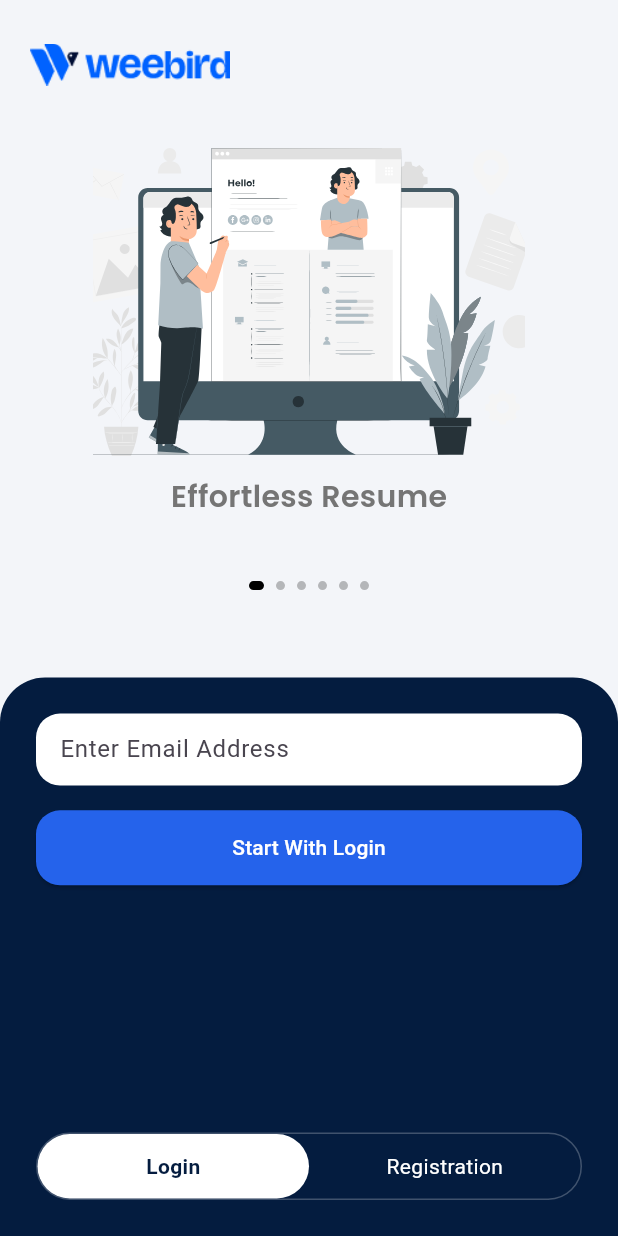
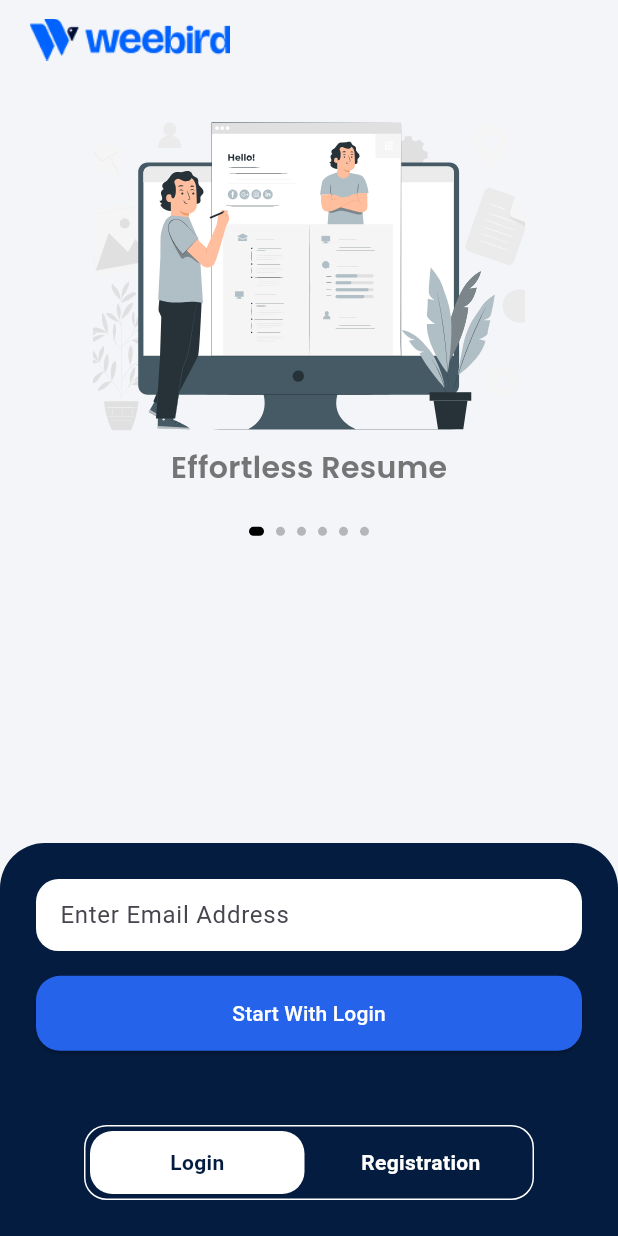
Before and after one commit to hellowizaaard/wizaaard-app, a Flutter app: the screen it shows after launch, on a phone screen of 412 x 824 dp. Run offline on Flutter 3.47's test engine with Material 3 defaults, Android fonts, the phone set to English and light mode, and no system bars; drawn by our look-alikes of upgrader; our stand-ins replace badges, bloc, connectivity_plus, dio, equatable, firebase_analytics and 7 more; accounts and stored records are empty.

Commit message:
fixed login UI

```diff
--- a/lib/features/auth/onboarding_auth_screen.dart
+++ b/lib/features/auth/onboarding_auth_screen.dart
@@ -1,6 +1,7 @@
 import 'package:flutter/material.dart';
 import 'package:google_fonts/google_fonts.dart';
 import 'package:flutter_svg/flutter_svg.dart';
+import 'package:font_awesome_flutter/font_awesome_flutter.dart';
 
 class OnboardingAuthScreen extends StatefulWidget {
   const OnboardingAuthScreen({super.key});
@@ -12,6 +13,8 @@ class OnboardingAuthScreen extends StatefulWidget {
 class _OnboardingAuthScreenState extends State<OnboardingAuthScreen> {
   final PageController _pageController = PageController();
   int currentIndex = 0;
+  bool isLoginSelected = true;
+  bool showSocialLogin = true;   // first screen shows OR + socials
 
   final titles = [
     "Effortless Resume",
@@ -40,10 +43,10 @@ class _OnboardingAuthScreenState extends State<OnboardingAuthScreen> {
       backgroundColor: const Color(0xFFF3F5F9),
       body: SafeArea(
         child: Column(
-          mainAxisAlignment: MainAxisAlignment.spaceBetween,
           children: [
-            SizedBox(height: h * 0.01),
-            // Logo
+            // ─────────── TOP CONTENT ───────────
+            SizedBox(height: h * 0.015),
+
             Padding(
               padding: const EdgeInsets.only(left: 20),
               child: Align(
@@ -55,9 +58,10 @@ class _OnboardingAuthScreenState extends State<OnboardingAuthScreen> {
               ),
             ),
 
-            // Slider
+            SizedBox(height: h * 0.05),
+
             SizedBox(
-              height: MediaQuery.of(context).size.height * 0.35,
+              height: h * 0.32,
               child: PageView.builder(
                 controller: _pageController,
                 itemCount: images.length,
@@ -66,7 +70,7 @@ class _OnboardingAuthScreenState extends State<OnboardingAuthScreen> {
                 },
                 itemBuilder: (context, index) {
                   return Column(
-                    mainAxisAlignment: MainAxisAlignment.center,
+                    mainAxisAlignment: MainAxisAlignment.start,
                     children: [
                       SizedBox(
                         height: h * 0.25,
@@ -75,7 +79,7 @@ class _OnboardingAuthScreenState extends State<OnboardingAuthScreen> {
                           fit: BoxFit.fitHeight,
                         ),
                       ),
-                      SizedBox(height: h * 0.015),
+                      SizedBox(height: h * 0.012),
                       Text(
                         titles[index],
                         style: GoogleFonts.poppins(
@@ -90,7 +94,8 @@ class _OnboardingAuthScreenState extends State<OnboardingAuthScreen> {
               ),
             ),
 
-            // Dots Indicator
+            const SizedBox(height: 6),
+
             Row(
               mainAxisAlignment: MainAxisAlignment.center,
               children: List.generate(
@@ -109,11 +114,10 @@ class _OnboardingAuthScreenState extends State<OnboardingAuthScreen> {
               ),
             ),
 
+            // ───── FLEXIBLE WHITE SPACE ─────
+            Expanded(child: Container()),
 
-            // White breathing space
-            SizedBox(height: MediaQuery.of(context).size.height * 0.02),
-
-            // Bottom Card
+            // ─────────── BOTTOM CARD ───────────
             Container(
               padding: const EdgeInsets.all(24),
               decoration: const BoxDecoration(
@@ -123,9 +127,25 @@ class _OnboardingAuthScreenState extends State<OnboardingAuthScreen> {
               child: Column(
                 children: [
                   _inputField(),
+                  // SizedBox(height: h * 0.02),
+                  // _startButton(),
+                  // SizedBox(height: h * 0.09),
+                  // _loginRegisterSwitch(),
+
+
+                  //_inputField(),
                   SizedBox(height: h * 0.02),
-                  _startButton(),
-                  SizedBox(height: h * 0.2),
+
+                  // Show only for REGISTRATION
+                  if (!isLoginSelected) ...[
+                    _orSocialLogin(),
+                    SizedBox(height: h * 0.025),
+                    _registerButton(),
+                  ] else ...[
+                    _loginButton(),
+                  ],
+
+                  SizedBox(height: h * 0.06),
                   _loginRegisterSwitch(),
                 ],
               ),
@@ -133,6 +153,7 @@ class _OnboardingAuthScreenState extends State<OnboardingAuthScreen> {
           ],
         ),
       ),
+
     );
   }
 
@@ -141,7 +162,7 @@ class _OnboardingAuthScreenState extends State<OnboardingAuthScreen> {
       padding: const EdgeInsets.symmetric(horizontal: 16),
       decoration: BoxDecoration(
         color: Colors.white,
-        borderRadius: BorderRadius.circular(16),
+        borderRadius: BorderRadius.circular(15),
       ),
       child: const TextField(
         decoration: InputDecoration(
@@ -152,7 +173,7 @@ class _OnboardingAuthScreenState extends State<OnboardingAuthScreen> {
     );
   }
 
-  Widget _startButton() {
+  Widget _loginButton() {
     return SizedBox(
       width: double.infinity,
       height: 50,
@@ -169,34 +190,140 @@ class _OnboardingAuthScreenState extends State<OnboardingAuthScreen> {
     );
   }
 
+
+  Widget _registerButton() {
+    return SizedBox(
+      width: double.infinity,
+      height: 50,
+      child: ElevatedButton(
+        onPressed: () {},
+        style: ElevatedButton.styleFrom(
+          backgroundColor: const Color(0xFF2563EB),
+          shape: RoundedRectangleBorder(
+            borderRadius: BorderRadius.circular(16),
+          ),
+        ),
+        child: const Text("Let's Begin", style: TextStyle(color: Colors.white)),
+      ),
+    );
+  }
+
+
+  Widget _orSocialLogin() {
+    return Column(
+      children: [
+        const SizedBox(height: 18),
+
+        Row(
+          children: const [
+            Expanded(child: Divider(color: Colors.white24)),
+            Padding(
+              padding: EdgeInsets.symmetric(horizontal: 12),
+              child: Text("or", style: TextStyle(color: Colors.white70)),
+            ),
+            Expanded(child: Divider(color: Colors.white24)),
+          ],
+        ),
+
+        const SizedBox(height: 18),
+
+        Row(
+          mainAxisAlignment: MainAxisAlignment.center,
+          children: [
+            _socialBtn("G"),
+            const SizedBox(width: 16),
+            _socialBtn("in"),
+            const SizedBox(width: 16),
+            //_socialBtn(""),
+            _socialBtn(FontAwesomeIcons.apple),
+
+          ],
+        ),
+      ],
+    );
+  }
+  Widget _socialBtn(dynamic icon) {
+    return Container(
+      height: 44,
+      width: 44,
+      decoration: BoxDecoration(
+        color: Colors.white,
+        borderRadius: BorderRadius.circular(12),
+      ),
+      alignment: Alignment.center,
+      child: icon is IconData
+          ? Icon(icon, color: const Color(0xFF2563EB), size: 20)
+          : Text(
+        icon,
+        style: const TextStyle(
+          fontSize: 16,
+          fontWeight: FontWeight.bold,
+          color: Color(0xFF2563EB),
+        ),
+      ),
+    );
+  }
+
+
   Widget _loginRegisterSwitch() {
+
     return Container(
-      height: 45,
+      margin: const EdgeInsets.symmetric(horizontal: 32),
+      height: 50,
       decoration: BoxDecoration(
-        borderRadius: BorderRadius.circular(25),
-        border: Border.all(color: Colors.white24),
+        borderRadius: BorderRadius.circular(15),
+        border: Border.all(color: Colors.white),
       ),
       child: Row(
         children: [
+          // LOGIN
           Expanded(
+            child: GestureDetector(
+              onTap: () {
+                setState(() => isLoginSelected = true);
+              },
               child: Container(
+                margin: const EdgeInsets.all(3),
                 decoration: BoxDecoration(
-                color: Colors.white,
-                borderRadius: BorderRadius.circular(25),
+                  color: isLoginSelected ? Colors.white : Colors.transparent,
+                  borderRadius: BorderRadius.circular(15),
                 ),
                 alignment: Alignment.center,
-              child: const Text(
+                child: Text(
                   "Login",
                   style: TextStyle(
-                  color: Color(0xFF041C3F),
+                    color: isLoginSelected
+                        ?  Color(0xFF041C3F) : Colors.white,
                     fontWeight: FontWeight.bold,
                   ),
                 ),
               ),
             ),
-          const Expanded(
-            child: Center(
-              child: Text("Registration", style: TextStyle(color: Colors.white)),
+          ),
+
+          // REGISTER
+          Expanded(
+            child: GestureDetector(
+              onTap: () {
+                setState(() => isLoginSelected = false);
+              },
+              child: Container(
+                margin:  EdgeInsets.all(3),
+                decoration: BoxDecoration(
+                  color: !isLoginSelected ? Colors.white : Colors.transparent,
+                  borderRadius: BorderRadius.circular(15),
+                ),
+                alignment: Alignment.center,
+                child: Text(
+                  "Registration",
+                  style: TextStyle(
+                    color: !isLoginSelected
+                        ? const Color(0xFF041C3F)
+                        : Colors.white,
+                    fontWeight: FontWeight.bold,
+                  ),
+                ),
+              ),
             ),
           ),
         ],
--- a/lib/main.dart
+++ b/lib/main.dart
@@ -1,4 +1,3 @@
-import 'dart:io';
 import 'dart:ui';
 
 import 'package:connectivity_plus/connectivity_plus.dart';
@@ -24,7 +23,6 @@ import 'data/repositories/user_list_repository.dart';
 import 'data/repositories/user_logout_repository.dart';
 import 'data/repositories/user_repository.dart';
 import 'data/session_manager/user_prefs_manager.dart';
-import 'features/auth/intro_screen.dart';
 import 'features/auth/login_screen.dart';
 import 'features/auth/onboarding_auth_screen.dart';
 
@@ -182,9 +180,7 @@ class _MyAppStartState extends State<MyAppStart> {
                 // projectCode: state.projectCode,
               );
             }
-            if(state is FirstIntroView){
-              return IntroPage(key:UniqueKey() , userPrefsManager: widget.userPrefsManager);
-            }
+
             if (state is AuthUnAuthorized) {
               //return LoginScreen(userPrefsManager: widget.userPrefsManager);
               //return IntroPage(key:UniqueKey() , userPrefsManager: widget.userPrefsManager);
--- a/pubspec.yaml
+++ b/pubspec.yaml
@@ -56,6 +56,7 @@ dependencies:
   back_button_interceptor: ^8.0.4
   firebase_crashlytics: ^5.0.3
   google_fonts: ^6.3.2
+  font_awesome_flutter: ^10.7.0
 
 
 dev_dependencies:
```
Also changed, not shown: lib/features/auth/intro_screen.dart (deleted, +0 -169 lines), pubspec.lock. Lines whose indentation alone changed are shown as unchanged.
